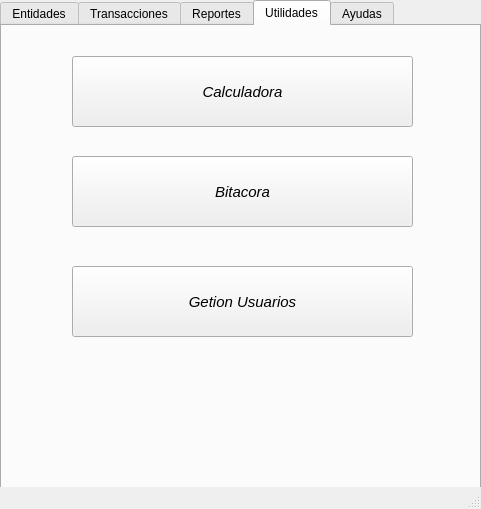
Above: GUI/VentanaPrincipal.ui from GT09Neil/proyecto_ventas before the change. Below: the same form after it.
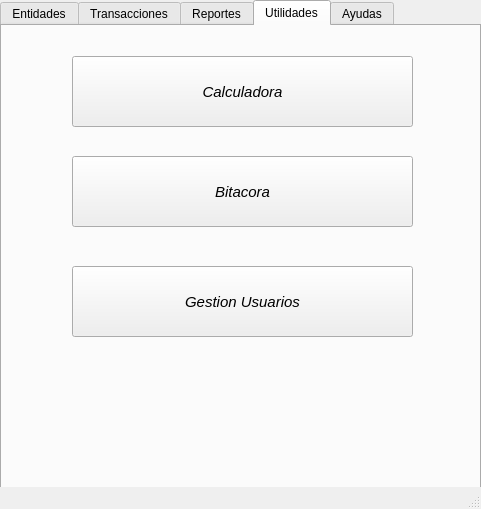
That is the form after the change. The open tabs and pages were chosen to show the change.

Diff of the .ui file:
```diff
--- a/GUI/VentanaPrincipal.ui
+++ b/GUI/VentanaPrincipal.ui
@@ -789,7 +789,7 @@
        </font>
       </property>
       <property name="text">
-       <string>Getion Usuarios</string>
+       <string>Gestion Usuarios</string>
       </property>
      </widget>
     </widget>
```
Left out of the diff: 14 changed lines with no effect on the pictures.
